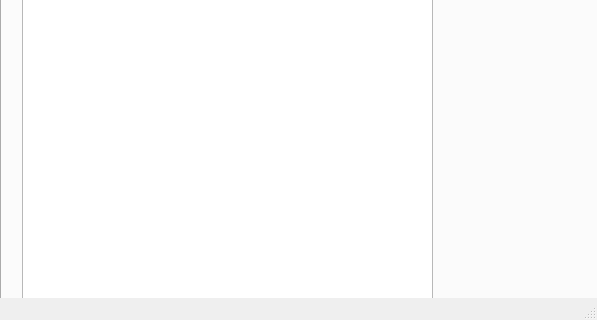
Above: TextAnalyzer/textanalyzer.ui from dlsrnsi/TextAnalyzer before the change; both pictures show x 0 to 597 and y 252 to 572 of the 597 by 572 pixel window. Below: the same form after it.
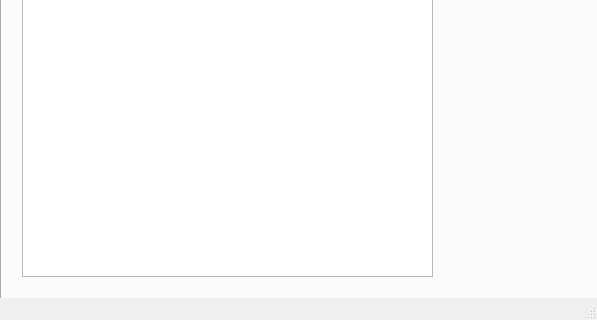
That is the form after the change.

The edit to the form file:
```diff
--- a/TextAnalyzer/textanalyzer.ui
+++ b/TextAnalyzer/textanalyzer.ui
@@ -36,7 +36,7 @@
         <x>20</x>
         <y>10</y>
         <width>411</width>
-        <height>471</height>
+        <height>441</height>
        </rect>
       </property>
      </widget>
```
